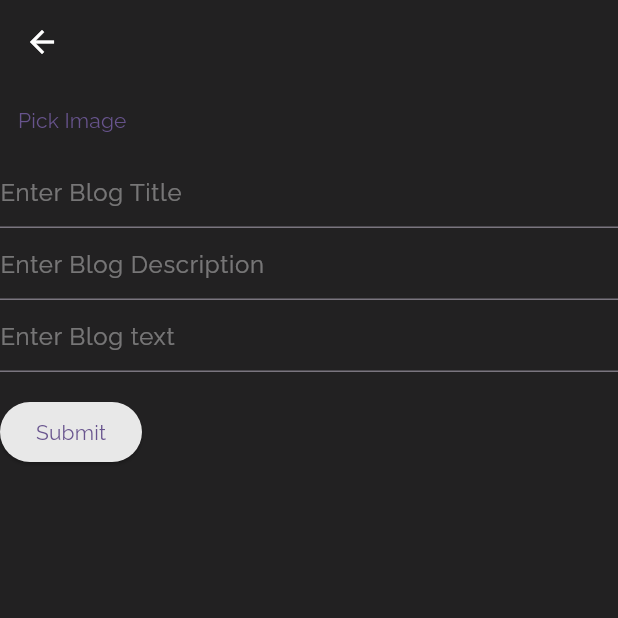
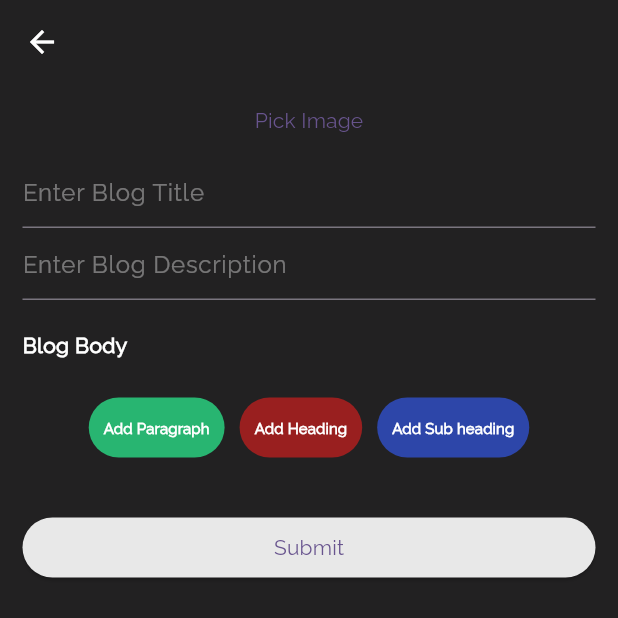
Before and after one commit to Mubashir-19/Flutter-Blogging-App, a Flutter app: the Home screen opened directly with empty values, after a tap on the "edit square" icon, on a phone screen of 412 x 824 dp, the top half of it. Run offline on Flutter 3.47's test engine with Material 3 defaults, Android fonts, the phone set to English and light mode, and no system bars; our stand-ins replace flutter_image_compress, image_picker, quickalert, shared_preferences; missing offline and left inert: dart:ffi; accounts and stored records are empty; network calls fail.

Commit message:
lost count

```diff
--- a/lib/home.dart
+++ b/lib/home.dart
@@ -1,6 +1,8 @@
 import 'dart:convert';
 import 'package:http/http.dart' as http;
 import 'package:flutter/material.dart';
+import 'package:quickalert/models/quickalert_type.dart';
+import 'package:quickalert/widgets/quickalert_dialog.dart';
 import 'package:se_project/widgets/account.dart';
 import 'package:se_project/widgets/createBlog.dart';
 import 'package:se_project/widgets/searchpage.dart';
@@ -46,6 +48,9 @@ class _HomeState extends State<Home> {
     await Future.delayed(const Duration(seconds: 3));
     if (response.statusCode == 200) {
       items = json.decode(response.body);
+    } else {
+      items = [];
+      // asyncInitialization.onError((error, stackTrace) => "Offline");
     }
   }
 
@@ -101,12 +106,10 @@ class _HomeState extends State<Home> {
                   color: Colors.white70,
                 ),
               );
-            } else if (snapshot.hasError) {
-              // If there's an error during initialization, handle it here
-              return Center(
-                child: Text('Error: ${snapshot.error}'),
-              );
             } else {
+              // if (snapshot.hasError) {
+              //   QuickAlert.show(context: context, type: QuickAlertType.error);
+              // }
               // If the async initialization is complete, build the actual widget tree
               return Container(
                 padding: EdgeInsets.only(top: widget.statusBarHeight),
--- a/lib/main.dart
+++ b/lib/main.dart
@@ -1,11 +1,7 @@
 // import 'dart:convert';
 // import 'package:http/http.dart' as http;
 import 'dart:async';
-import 'dart:convert';
-import 'package:http/http.dart' as http;
 import 'package:flutter/material.dart';
-import 'package:se_project/register.dart';
-import 'package:se_project/widgets/signup.dart';
 import 'package:shared_preferences/shared_preferences.dart';
 
 // import 'auth.dart';
@@ -105,7 +101,7 @@ class _SplashScreenState extends State<SplashScreen> {
   void initState() {
     super.initState();
     checkLoginStatus();
-    Timer(const Duration(seconds: 4), () {
+    Timer(const Duration(seconds: 2), () {
       Navigator.of(context).pushReplacement(MaterialPageRoute(
           builder: (_) => email != '' && username != '' && authorid != ''
               ? Home(
--- a/lib/widgets/account.dart
+++ b/lib/widgets/account.dart
@@ -7,7 +7,9 @@ class Account extends StatelessWidget {
 
   @override
   Widget build(BuildContext context) {
-    return Column(children: [
+    return Padding(
+      padding: const EdgeInsets.only(right: 10.0),
+      child: Column(children: [
         Padding(
           padding: EdgeInsets.only(
               bottom: 30, top: MediaQuery.of(context).size.height * 0.07),
@@ -21,7 +23,7 @@ class Account extends StatelessWidget {
                   children: [
                     const Icon(
                       Icons.account_circle,
-                    size: 50,
+                      size: 100,
                       color: Colors.white70,
                     ),
                     const SizedBox(
@@ -39,7 +41,18 @@ class Account extends StatelessWidget {
               )
             ],
           ),
-      )
-    ]);
+        ),
+        const Text(
+          "About me",
+          style: TextStyle(
+              color: Colors.white70, fontSize: 20, fontWeight: FontWeight.bold),
+        ),
+        const Text("lorem ipsum.....................",
+            style: TextStyle(
+                color: Colors.white70,
+                fontSize: 10,
+                fontWeight: FontWeight.bold))
+      ]),
+    );
   }
 }
--- /dev/null
+++ b/lib/widgets/blogtext.dart
@@ -0,0 +1,149 @@
+import 'package:flutter/material.dart';
+
+class BlogText extends StatefulWidget {
+  const BlogText({super.key});
+
+  @override
+  State<BlogText> createState() => BlogTextState();
+}
+
+enum ContentType {
+  heading,
+  paragraph,
+  subheading,
+}
+
+class MyTextEditingController extends TextEditingController {
+  final ContentType contentType;
+
+  MyTextEditingController({required this.contentType});
+}
+
+class BlogTextState extends State<BlogText> {
+  String getBlogBody() {
+    String text = '';
+
+    textControllerMap.values.toList().forEach((element) {
+      if (element.contentType == ContentType.heading) {
+        text = "$text<9876>${element.text}</9876>";
+      } else if (element.contentType == ContentType.subheading) {
+        text = "$text<5432>${element.text}</5432>";
+      } else {
+        text = "$text<1010>${element.text}</1010>";
+      }
+    });
+    return text;
+  }
+
+  Map<Widget, MyTextEditingController> textControllerMap = {};
+
+  void setTextField(String field, ContentType type) {
+    FontWeight a = FontWeight.bold;
+    double fontsize = 20;
+    if (type == ContentType.paragraph) {
+      a = FontWeight.w100;
+      fontsize = 10;
+    } else if (type == ContentType.subheading) {
+      a = FontWeight.w600;
+      fontsize = 15;
+    }
+
+    Key uniqueKey = UniqueKey();
+    MyTextEditingController controller =
+        MyTextEditingController(contentType: type);
+    Widget textField = Row(key: uniqueKey, children: [
+      Expanded(
+        flex: 8,
+        child: TextField(
+          maxLines: null,
+          style: TextStyle(
+            color: Colors.white,
+            fontWeight: a,
+            fontSize: fontsize,
+          ),
+          controller: controller,
+          decoration: InputDecoration(
+            labelText: field,
+          ),
+        ),
+      ),
+      Expanded(
+          flex: 2,
+          child: TextButton(
+              onPressed: () => removeTextField(uniqueKey),
+              child: const Text("X")))
+    ]);
+    setState(() {
+      setState(() {
+        textControllerMap[textField] = controller;
+      });
+    });
+  }
+
+  void removeTextField(Key uniqueKey) {
+    setState(() {
+      textControllerMap.removeWhere((key, value) => key.key == uniqueKey);
+    });
+  }
+
+  @override
+  Widget build(BuildContext context) {
+    return Column(children: [
+      ...textControllerMap.keys.toList(),
+      Padding(
+        padding: const EdgeInsets.symmetric(vertical: 16.0),
+        child: Wrap(
+          // direction: Axis.horizontal,
+          // alignment: WrapAlignment.spaceAround,
+          // runSpacing: 10,
+          spacing: 10,
+          children: [
+            TextButton(
+              onPressed: () =>
+                  setTextField("write paragraph", ContentType.paragraph),
+              style: TextButton.styleFrom(
+                  backgroundColor: const Color.fromARGB(255, 40, 181, 113),
+                  padding:
+                      const EdgeInsets.symmetric(horizontal: 10, vertical: 0)),
+              child: const Text(
+                "Add Paragraph",
+                style: TextStyle(
+                    color: Colors.white,
+                    fontSize: 10,
+                    fontWeight: FontWeight.bold),
+              ),
+            ),
+            TextButton(
+              onPressed: () =>
+                  setTextField("write heading", ContentType.heading),
+              style: TextButton.styleFrom(
+                  backgroundColor: Color.fromARGB(255, 153, 31, 31),
+                  padding:
+                      const EdgeInsets.symmetric(horizontal: 10, vertical: 0)),
+              child: const Text(
+                "Add Heading",
+                style: TextStyle(
+                    color: Colors.white,
+                    fontSize: 10,
+                    fontWeight: FontWeight.bold),
+              ),
+            ),
+            TextButton(
+              onPressed: () =>
+                  setTextField("write sub heading", ContentType.subheading),
+              style: TextButton.styleFrom(
+                  backgroundColor: Color.fromARGB(255, 45, 70, 169),
+                  padding:
+                      const EdgeInsets.symmetric(horizontal: 10, vertical: 0)),
+              child: const Text("Add Sub heading",
+                  style: TextStyle(
+                      color: Colors.white,
+                      fontSize: 10,
+                      fontWeight: FontWeight.bold)),
+            ),
+          ],
+        ),
+      )
+    ]);
+  }
+}
--- a/lib/widgets/createBlog.dart
+++ b/lib/widgets/createBlog.dart
@@ -1,14 +1,12 @@
 import 'dart:convert';
-import 'dart:io';
-import 'dart:ui';
+
 import 'package:image_picker/image_picker.dart';
-import 'package:image/image.dart' as img;
 import 'package:flutter_image_compress/flutter_image_compress.dart';
 import 'package:http/http.dart' as http;
 import 'package:flutter/material.dart';
-import 'package:flutter/services.dart';
 import 'package:quickalert/models/quickalert_type.dart';
 import 'package:quickalert/widgets/quickalert_dialog.dart';
+import 'package:se_project/widgets/blogtext.dart';
 import 'package:se_project/widgets/imagePicker.dart';
 
 class CreateBlog extends StatelessWidget {
@@ -19,10 +17,9 @@ class CreateBlog extends StatelessWidget {
 
   TextEditingController title = TextEditingController(text: '');
   TextEditingController description = TextEditingController(text: '');
-  TextEditingController text = TextEditingController(text: '');
   TextEditingController tags = TextEditingController(text: '');
 
-  late XFile image;
+  XFile? image;
 
 //   Future<String> cropAndCompressImage(XFile imageFile) async {
 //     // Load the image using the image package
@@ -97,6 +94,8 @@ class CreateBlog extends StatelessWidget {
     // print(resp);
   }
 
+  final GlobalKey<BlogTextState> childKey = GlobalKey();
+
   @override
   Widget build(BuildContext context) {
     void showAlert() {
@@ -111,11 +110,13 @@ class CreateBlog extends StatelessWidget {
       ),
       // backgroundColor: Colors.black38,
       body: Container(
+        height: MediaQuery.of(context).size.height,
+        width: MediaQuery.of(context).size.width,
+        padding: const EdgeInsets.only(right: 15, left: 15),
         color: Colors.black87,
         child: Form(
             key: _registerkey,
-            child: Column(
-              crossAxisAlignment: CrossAxisAlignment.start,
+            child: ListView(
               children: <Widget>[
                 ImagePickerWidget(
                   onImageSelected: (XFile image) {
@@ -137,7 +138,7 @@ class CreateBlog extends StatelessWidget {
                   },
                 ),
                 TextFormField(
-                  controller: text,
+                  controller: description,
                   style: const TextStyle(color: Colors.white70),
                   decoration: const InputDecoration(
                     hintStyle: TextStyle(color: Colors.white38),
@@ -150,21 +151,31 @@ class CreateBlog extends StatelessWidget {
                     return null;
                   },
                 ),
-                TextFormField(
-                  controller: description,
-                  obscureText: true,
-                  style: const TextStyle(color: Colors.white70),
-                  decoration: const InputDecoration(
-                    hintStyle: TextStyle(color: Colors.white38),
-                    hintText: 'Enter Blog text',
-                  ),
-                  validator: (String? value) {
-                    if (value == null || value.isEmpty) {
-                      return 'Please enter some text';
-                    }
-                    return null;
-                  },
+                const SizedBox(height: 20),
+                const Text(
+                  "Blog Body",
+                  style: TextStyle(fontWeight: FontWeight.bold),
                 ),
+                const SizedBox(height: 5),
+                BlogText(
+                  key: childKey,
+                ),
+
+                // TextFormField(
+                //   controller: text,
+                //   obscureText: true,
+                //   style: const TextStyle(color: Colors.white70),
+                //   decoration: const InputDecoration(
+                //     hintStyle: TextStyle(color: Colors.white38),
+                //     hintText: 'Enter Blog text',
+                //   ),
+                //   validator: (String? value) {
+                //     if (value == null || value.isEmpty) {
+                //       return 'Please enter some text';
+                //     }
+                //     return null;
+                //   },
+                // ),
                 Padding(
                   padding: const EdgeInsets.symmetric(vertical: 16.0),
                   child: ElevatedButton(
@@ -175,12 +186,15 @@ class CreateBlog extends StatelessWidget {
                       // Validate will return true if the form is valid, or false if
                       // the form is invalid.
 
-                      if (_registerkey.currentState!.validate()) {
+                      if (_registerkey.currentState!.validate() &&
+                          image != null) {
                         // print(title.text + description.text);
 
                         // await cropAndCompressImage(image);
 
-                        final img = await uploadImageToCloudinary(image.path);
+                        String text = childKey.currentState!.getBlogBody();
+
+                        final img = await uploadImageToCloudinary(image!.path);
 
                         final response = await http.post(
                           Uri.parse('http://192.168.100.9:4000/createpost'),
@@ -188,7 +202,7 @@ class CreateBlog extends StatelessWidget {
                           body: jsonEncode({
                             "authorid": authorid,
                             "author": author,
-                            "text": text.text,
+                            "text": text,
                             "description": description.text,
                             "title": title.text,
                             "img": img
--- a/lib/widgets/imagePicker.dart
+++ b/lib/widgets/imagePicker.dart
@@ -19,7 +19,7 @@ class _ImagePickerWidgetState extends State<ImagePickerWidget> {
     final ImagePicker picker = ImagePicker();
 // Pick an image.
     final pickedImage = await picker.pickImage(source: ImageSource.gallery);
-    print(pickedImage);
+    // print(pickedImage);
     if (pickedImage != null) {
       widget.onImageSelected(pickedImage);
       setState(() {
```
Also changed, not shown: lib/widgets/HomeFeed.dart (+8 -8 lines), lib/widgets/blog.dart (+67 -14 lines), lib/widgets/signup.dart (deleted, +0 -11 lines), 1 other file. Lines whose indentation alone changed are shown as unchanged.
